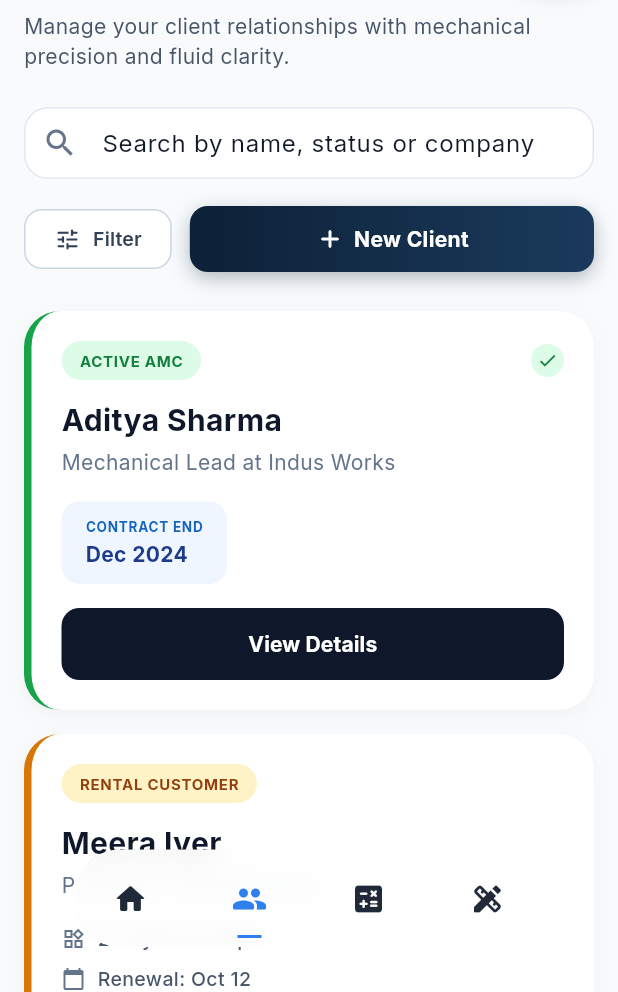
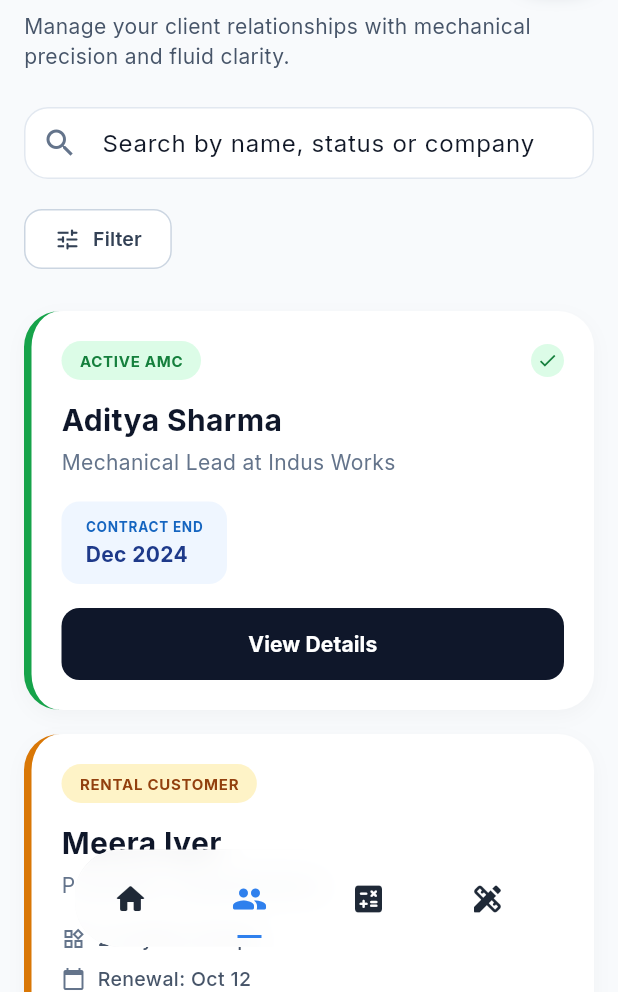
Before and after one commit to manish12345p/dashmeshro, a Flutter app: the CustomerDirectoryView screen opened by its route, on a phone screen of 412 x 824 dp, the part 244-1236 px from its top. Run offline on Flutter 3.47's test engine with Material 3 defaults, Android fonts, the phone set to English and light mode, and no system bars; drawn by our look-alikes of crystal_navigation_bar; our stand-ins replace cloud_firestore, firebase_core, flutter_bloc, flutter_dotenv, freezed_annotation, go_router and 1 more; accounts and stored records are empty; network calls fail.

Commit message:
fix: remove New Client button, keep only Filter

```diff
--- a/packages/customer_directory/lib/src/presentation/view/customer_directory_view.dart
+++ b/packages/customer_directory/lib/src/presentation/view/customer_directory_view.dart
@@ -298,9 +298,6 @@ class _CustomerDirectoryContentState extends State<_CustomerDirectoryContent> {
                   ),
                   const SizedBox(height: AppPadding.p16),
 
-                  // Filter & New Client buttons
-                  Row(
-                    children: [
                   // Filter button
                   OutlinedButton.icon(
                     onPressed: () {
@@ -328,56 +325,6 @@ class _CustomerDirectoryContentState extends State<_CustomerDirectoryContent> {
                       backgroundColor: Colors.white,
                     ),
                   ),
-                      const SizedBox(width: 12),
-                      // New Client button
-                      Expanded(
-                        child: Container(
-                          decoration: BoxDecoration(
-                            gradient: const LinearGradient(
-                              colors: [Color(0xFF0D2137), Color(0xFF1A3A5C)],
-                              begin: Alignment.centerLeft,
-                              end: Alignment.centerRight,
-                            ),
-                            borderRadius: BorderRadius.circular(12),
-                            boxShadow: [
-                              BoxShadow(
-                                color: const Color(0xFF0D2137).withOpacity(0.3),
-                                blurRadius: 10,
-                                offset: const Offset(0, 4),
-                              ),
-                            ],
-                          ),
-                          child: Material(
-                            color: Colors.transparent,
-                            child: InkWell(
-                              borderRadius: BorderRadius.circular(12),
-                              onTap: () {
-                                // TODO: Navigate to add new client
-                              },
-                              child: const Padding(
-                                padding: EdgeInsets.symmetric(vertical: 12),
-                                child: Row(
-                                  mainAxisAlignment: MainAxisAlignment.center,
-                                  children: [
-                                    Icon(Icons.add_rounded, color: Colors.white, size: 20),
-                                    SizedBox(width: 6),
-                                    Text(
-                                      'New Client',
-                                      style: TextStyle(
-                                        color: Colors.white,
-                                        fontWeight: FontWeight.w700,
-                                        fontSize: 14,
-                                      ),
-                                    ),
-                                  ],
-                                ),
-                              ),
-                            ),
-                          ),
-                        ),
-                      ),
-                    ],
-                  ),
                   const SizedBox(height: AppPadding.p24),
 
                   // Customer List
```
Lines whose indentation alone changed are shown as unchanged.
